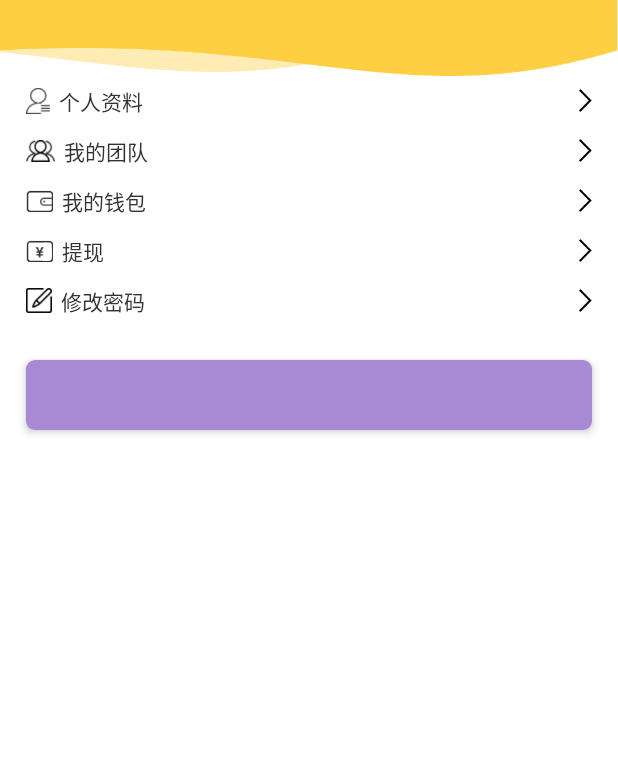
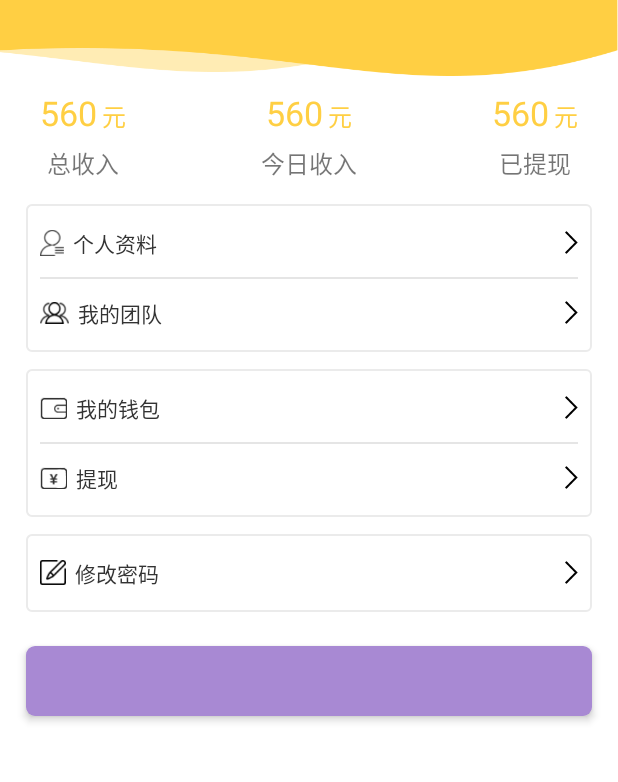
Before and after one commit to zyf19930419/baping, an Android app: the layout fgt_personal.xml on its own in the app's theme, with its tools: preview values and no code run, on a phone screen of 412 x 824 dp, the part 112-894 px from its top. Run offline under Robolectric (Android 15) with nearby library versions, the phone set to English and light mode, and no system bars.

Commit message:
添加个人中心界面收入提现金额显示

```diff
--- a/app/src/main/java/com/weibangbang/fgt/PersonalMainFgt.java
+++ b/app/src/main/java/com/weibangbang/fgt/PersonalMainFgt.java
@@ -24,6 +24,7 @@ import com.weibangbang.utils.GlideApp;
 public class PersonalMainFgt extends BaseFragment implements View.OnClickListener {
     private ImageView head_img;
     private TextView personal_info_tv, mine_team_tv, wallet_tv, put_forward_tv, change_password_tv, commit_tv;
+    private TextView personal_totalRevenue_tv, personal_todayRevenue_tv, personal_withdraw_tv; // 总收入，今日收入，已提现
 
     @Override
     protected int getLayoutResId() {
@@ -33,6 +34,9 @@ public class PersonalMainFgt extends BaseFragment implements View.OnClickListene
     @Override
     protected void initialized(View view) {
         head_img = view.findViewById(R.id.head_img);
+        personal_totalRevenue_tv = view.findViewById(R.id.personal_totalRevenue_tv); // 总收入
+        personal_todayRevenue_tv = view.findViewById(R.id.personal_todayRevenue_tv); // 今日收入
+        personal_withdraw_tv = view.findViewById(R.id.personal_withdraw_tv); // 已提现
         personal_info_tv = view.findViewById(R.id.personal_info_tv);
         personal_info_tv.setOnClickListener(this);
         mine_team_tv = view.findViewById(R.id.mine_team_tv);
@@ -46,7 +50,7 @@ public class PersonalMainFgt extends BaseFragment implements View.OnClickListene
         commit_tv = view.findViewById(R.id.commit_tv);
         commit_tv.setOnClickListener(this);
         commit_tv.setText(R.string.login_out);
-        final String url="https://i8.mifile.cn/b2c-mimall-media/2a6cffab13db95ec8f3204ca0bef5d2a.png";
+        final String url = "https://i8.mifile.cn/b2c-mimall-media/2a6cffab13db95ec8f3204ca0bef5d2a.png";
         GlideApp.with(getContext()).load(url).circleCrop().into(head_img);
 
         head_img.setOnLongClickListener(new View.OnLongClickListener() {
@@ -66,7 +70,9 @@ public class PersonalMainFgt extends BaseFragment implements View.OnClickListene
 
     @Override
     protected void requestData() {
-
+        personal_totalRevenue_tv.setText("650"); // 总收入
+        personal_todayRevenue_tv.setText("650"); // 今日收入
+        personal_withdraw_tv.setText("650"); // 已提现
     }
 
     @Override
--- a/app/src/main/res/layout/fgt_personal.xml
+++ b/app/src/main/res/layout/fgt_personal.xml
@@ -1,5 +1,6 @@
 <?xml version="1.0" encoding="utf-8"?>
 <LinearLayout xmlns:android="http://schemas.android.com/apk/res/android"
+    xmlns:tools="http://schemas.android.com/tools"
     android:layout_width="match_parent"
     android:layout_height="match_parent"
     android:background="@color/white"
@@ -18,6 +19,127 @@
             android:src="@mipmap/ic_launcher" />
     </LinearLayout>
 
+    <RelativeLayout
+        android:layout_width="match_parent"
+        android:layout_height="wrap_content"
+        android:layout_marginEnd="15dp"
+        android:layout_marginStart="15dp"
+        android:padding="8dp">
+
+        <LinearLayout
+            android:layout_width="wrap_content"
+            android:layout_height="wrap_content"
+            android:gravity="center"
+            android:orientation="vertical">
+
+            <LinearLayout
+                android:layout_width="wrap_content"
+                android:layout_height="wrap_content"
+                android:orientation="horizontal">
+
+                <TextView
+                    android:id="@+id/personal_totalRevenue_tv"
+                    android:layout_width="wrap_content"
+                    android:layout_height="wrap_content"
+                    android:textColor="@color/bar_color"
+                    android:textSize="20sp"
+                    tools:text="560" />
+
+                <TextView
+                    android:layout_width="wrap_content"
+                    android:layout_height="wrap_content"
+                    android:layout_marginLeft="3dp"
+                    android:text="元"
+                    android:textColor="@color/bar_color" />
+            </LinearLayout>
+
+            <TextView
+                android:layout_width="wrap_content"
+                android:layout_height="wrap_content"
+                android:layout_marginTop="5dp"
+                android:text="总收入" />
+        </LinearLayout>
+
+        <LinearLayout
+            android:layout_width="wrap_content"
+            android:layout_height="wrap_content"
+            android:layout_centerInParent="true"
+            android:gravity="center"
+            android:orientation="vertical">
+
+            <LinearLayout
+                android:layout_width="wrap_content"
+                android:layout_height="wrap_content"
+                android:orientation="horizontal">
+
+                <TextView
+                    android:id="@+id/personal_todayRevenue_tv"
+                    android:layout_width="wrap_content"
+                    android:layout_height="wrap_content"
+                    android:textColor="@color/bar_color"
+                    android:textSize="20sp"
+                    tools:text="560" />
+
+                <TextView
+                    android:layout_width="wrap_content"
+                    android:layout_height="wrap_content"
+                    android:layout_marginLeft="3dp"
+                    android:text="元"
+                    android:textColor="@color/bar_color" />
+            </LinearLayout>
+
+            <TextView
+                android:layout_width="wrap_content"
+                android:layout_height="wrap_content"
+                android:layout_marginTop="5dp"
+                android:text="今日收入" />
+        </LinearLayout>
+
+        <LinearLayout
+            android:layout_width="wrap_content"
+            android:layout_height="wrap_content"
+            android:layout_alignParentRight="true"
+            android:gravity="center"
+            android:orientation="vertical">
+
+            <LinearLayout
+                android:layout_width="wrap_content"
+                android:layout_height="wrap_content"
+                android:orientation="horizontal">
+
+                <TextView
+                    android:id="@+id/personal_withdraw_tv"
+                    android:layout_width="wrap_content"
+                    android:layout_height="wrap_content"
+                    android:textColor="@color/bar_color"
+                    android:textSize="20sp"
+                    tools:text="560" />
+
+                <TextView
+                    android:layout_width="wrap_content"
+                    android:layout_height="wrap_content"
+                    android:layout_marginLeft="3dp"
+                    android:text="元"
+                    android:textColor="@color/bar_color" />
+            </LinearLayout>
+
+            <TextView
+                android:layout_width="wrap_content"
+                android:layout_height="wrap_content"
+                android:layout_marginTop="5dp"
+                android:text="已提现" />
+        </LinearLayout>
+    </RelativeLayout>
+
+    <LinearLayout
+        android:layout_width="match_parent"
+        android:layout_height="wrap_content"
+        android:layout_marginEnd="15dp"
+        android:layout_marginStart="15dp"
+        android:layout_marginTop="5dp"
+        android:background="@drawable/edit_shape"
+        android:orientation="vertical"
+        android:padding="8dp">
 
         <TextView
             android:id="@+id/personal_info_tv"
@@ -28,19 +150,22 @@
             android:drawableStart="@mipmap/icon_personal_info"
             android:gravity="center_vertical"
             android:paddingBottom="5dp"
-        android:paddingEnd="15dp"
-        android:paddingStart="15dp"
             android:paddingTop="5dp"
             android:text="@string/personal_info"
             android:textColor="@color/txt_black"
             android:textSize="12sp" />
 
+        <View
+            android:layout_width="match_parent"
+            android:layout_height="1dp"
+            android:layout_marginBottom="5dp"
+            android:layout_marginTop="5dp"
+            android:background="@color/toast_stroke_gray" />
+
         <TextView
             android:id="@+id/mine_team_tv"
             android:layout_width="match_parent"
             android:layout_height="wrap_content"
-        android:layout_marginEnd="15dp"
-        android:layout_marginStart="15dp"
             android:drawableEnd="@mipmap/icon_turn_right"
             android:drawablePadding="5dp"
             android:drawableStart="@mipmap/icon_mine_team"
@@ -50,14 +175,22 @@
             android:text="@string/mine_team"
             android:textColor="@color/txt_black"
             android:textSize="12sp" />
+    </LinearLayout>
 
+    <LinearLayout
+        android:layout_width="match_parent"
+        android:layout_height="wrap_content"
+        android:layout_marginEnd="15dp"
+        android:layout_marginStart="15dp"
+        android:layout_marginTop="10dp"
+        android:background="@drawable/edit_shape"
+        android:orientation="vertical"
+        android:padding="8dp">
 
         <TextView
             android:id="@+id/mine_wallet_tv"
             android:layout_width="match_parent"
             android:layout_height="wrap_content"
-        android:layout_marginEnd="15dp"
-        android:layout_marginStart="15dp"
             android:drawableEnd="@mipmap/icon_turn_right"
             android:drawablePadding="5dp"
             android:drawableStart="@mipmap/icon_mine_wallet"
@@ -68,12 +201,17 @@
             android:textColor="@color/txt_black"
             android:textSize="12sp" />
 
+        <View
+            android:layout_width="match_parent"
+            android:layout_height="1dp"
+            android:layout_marginBottom="5dp"
+            android:layout_marginTop="5dp"
+            android:background="@color/toast_stroke_gray" />
+
         <TextView
             android:id="@+id/put_forward_tv"
             android:layout_width="match_parent"
             android:layout_height="wrap_content"
-        android:layout_marginEnd="15dp"
-        android:layout_marginStart="15dp"
             android:drawableEnd="@mipmap/icon_turn_right"
             android:drawablePadding="5dp"
             android:drawableStart="@mipmap/icon_put_forward"
@@ -83,13 +221,22 @@
             android:text="@string/put_forward"
             android:textColor="@color/txt_black"
             android:textSize="12sp" />
+    </LinearLayout>
+
+    <LinearLayout
+        android:layout_width="match_parent"
+        android:layout_height="wrap_content"
+        android:layout_marginEnd="15dp"
+        android:layout_marginStart="15dp"
+        android:layout_marginTop="10dp"
+        android:background="@drawable/edit_shape"
+        android:orientation="vertical"
+        android:padding="8dp">
 
         <TextView
             android:id="@+id/change_password_tv"
             android:layout_width="match_parent"
             android:layout_height="wrap_content"
-        android:layout_marginEnd="15dp"
-        android:layout_marginStart="15dp"
             android:drawableEnd="@mipmap/icon_turn_right"
             android:drawablePadding="5dp"
             android:drawableStart="@mipmap/icon_change_password"
@@ -99,6 +246,7 @@
             android:text="@string/change_password"
             android:textColor="@color/txt_black"
             android:textSize="12sp" />
+    </LinearLayout>
 
     <include layout="@layout/button_layout" />
 </LinearLayout>
```
Lines whose indentation alone changed are shown as unchanged.
